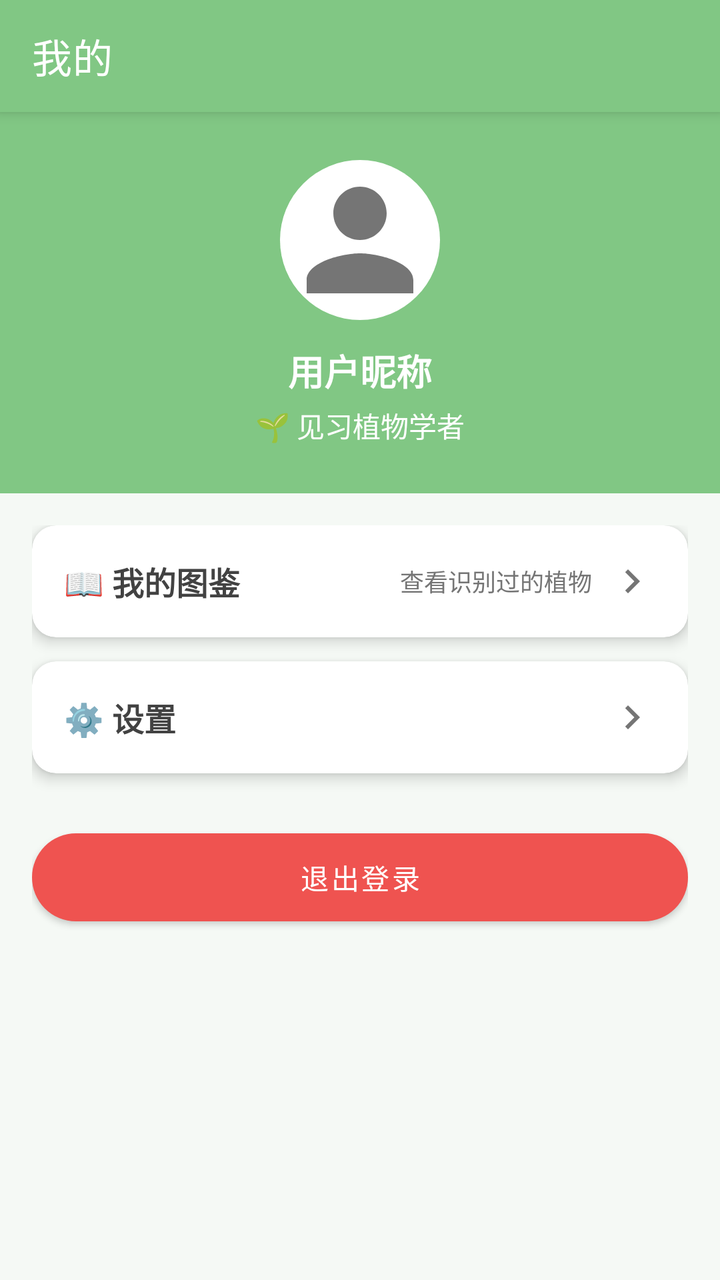
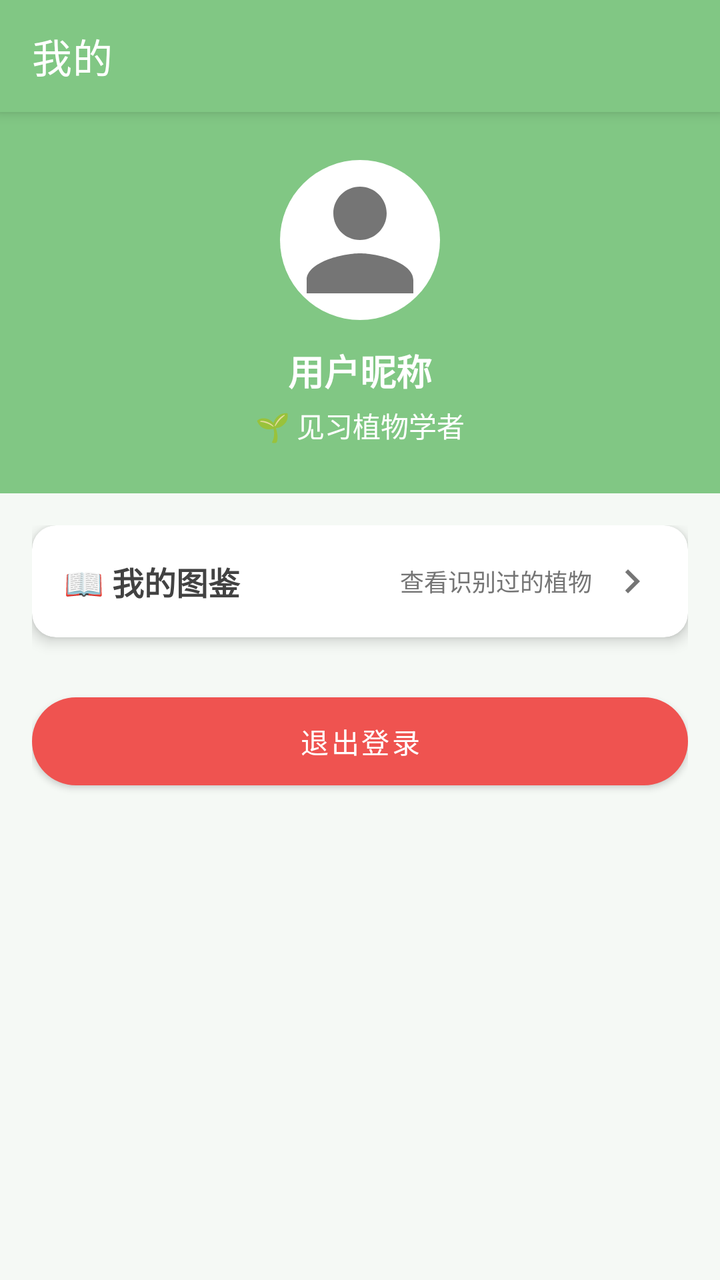

An Android layout rendered at two revisions. The XML below is the earlier revision; the diff shows what the commit changed to produce the second picture.
<!-- AndroidManifest.xml: application theme Theme.PlantRecognition -->
<!-- res/layout/fragment_profile.xml -->
<?xml version="1.0" encoding="utf-8"?>
<androidx.coordinatorlayout.widget.CoordinatorLayout
    xmlns:android="http://schemas.android.com/apk/res/android"
    xmlns:app="http://schemas.android.com/apk/res-auto"
    android:layout_width="match_parent"
    android:layout_height="match_parent"
    android:background="@color/background">

    <com.google.android.material.appbar.AppBarLayout
        android:layout_width="match_parent"
        android:layout_height="wrap_content"
        android:background="@color/primary">

        <androidx.appcompat.widget.Toolbar
            android:id="@+id/toolbar"
            android:layout_width="match_parent"
            android:layout_height="?attr/actionBarSize"
            app:title="@string/profile_title"
            app:titleTextColor="@color/white" />

    </com.google.android.material.appbar.AppBarLayout>

    <androidx.core.widget.NestedScrollView
        android:layout_width="match_parent"
        android:layout_height="match_parent"
        app:layout_behavior="@string/appbar_scrolling_view_behavior">

        <LinearLayout
            android:layout_width="match_parent"
            android:layout_height="wrap_content"
            android:orientation="vertical">

            <LinearLayout
                android:layout_width="match_parent"
                android:layout_height="wrap_content"
                android:orientation="vertical"
                android:background="@color/primary"
                android:padding="24dp"
                android:gravity="center">

                <ImageView
                    android:id="@+id/ivAvatar"
                    android:layout_width="80dp"
                    android:layout_height="80dp"
                    android:src="@drawable/ic_avatar_default"
                    android:background="@drawable/bg_avatar_circle" />

                <TextView
                    android:id="@+id/tvNickname"
                    android:layout_width="wrap_content"
                    android:layout_height="wrap_content"
                    android:layout_marginTop="12dp"
                    android:text="用户昵称"
                    android:textSize="18sp"
                    android:textStyle="bold"
                    android:textColor="@color/white" />

                <TextView
                    android:id="@+id/tvBadge"
                    android:layout_width="wrap_content"
                    android:layout_height="wrap_content"
                    android:layout_marginTop="4dp"
                    android:text="@string/badge_beginner"
                    android:textSize="14sp"
                    android:textColor="@color/white" />



            </LinearLayout>

            <LinearLayout
                android:layout_width="match_parent"
                android:layout_height="wrap_content"
                android:orientation="vertical"
                android:padding="16dp">

                <androidx.cardview.widget.CardView
                    android:id="@+id/cardCollection"
                    android:layout_width="match_parent"
                    android:layout_height="wrap_content"
                    app:cardCornerRadius="12dp"
                    app:cardElevation="4dp"
                    android:clickable="true"
                    android:focusable="true"
                    android:foreground="?attr/selectableItemBackground">

                    <LinearLayout
                        android:layout_width="match_parent"
                        android:layout_height="wrap_content"
                        android:orientation="horizontal"
                        android:padding="16dp"
                        android:gravity="center_vertical">

                        <TextView
                            android:layout_width="0dp"
                            android:layout_height="wrap_content"
                            android:layout_weight="1"
                            android:text="📖 我的图鉴"
                            android:textSize="16sp"
                            android:textStyle="bold"
                            android:textColor="@color/text_primary" />

                        <TextView
                            android:layout_width="wrap_content"
                            android:layout_height="wrap_content"
                            android:text="查看识别过的植物"
                            android:textSize="12sp"
                            android:textColor="@color/text_secondary"
                            android:layout_marginEnd="8dp" />

                        <ImageView
                            android:layout_width="24dp"
                            android:layout_height="24dp"
                            android:src="@drawable/ic_arrow_right" />

                    </LinearLayout>

                </androidx.cardview.widget.CardView>

                <androidx.cardview.widget.CardView
                    android:id="@+id/cardSettings"
                    android:layout_width="match_parent"
                    android:layout_height="wrap_content"
                    android:layout_marginTop="12dp"
                    app:cardCornerRadius="12dp"
                    app:cardElevation="4dp"
                    android:clickable="true"
                    android:focusable="true"
                    android:foreground="?attr/selectableItemBackground">

                    <LinearLayout
                        android:layout_width="match_parent"
                        android:layout_height="wrap_content"
                        android:orientation="horizontal"
                        android:padding="16dp"
                        android:gravity="center_vertical">

                        <TextView
                            android:layout_width="0dp"
                            android:layout_height="wrap_content"
                            android:layout_weight="1"
                            android:text="⚙️ 设置"
                            android:textSize="16sp"
                            android:textStyle="bold"
                            android:textColor="@color/text_primary" />

                        <ImageView
                            android:layout_width="24dp"
                            android:layout_height="24dp"
                            android:src="@drawable/ic_arrow_right" />

                    </LinearLayout>

                </androidx.cardview.widget.CardView>

                <com.google.android.material.button.MaterialButton
                    android:id="@+id/btnLogout"
                    android:layout_width="match_parent"
                    android:layout_height="56dp"
                    android:layout_marginTop="24dp"
                    android:text="@string/logout"
                    style="@style/DangerButton" />

            </LinearLayout>

        </LinearLayout>

    </androidx.core.widget.NestedScrollView>

</androidx.coordinatorlayout.widget.CoordinatorLayout>
<!-- resources referenced by this layout -->
<resources>
  <color name="background">#F5F9F5</color>
  <color name="primary">#81C784</color>
  <color name="text_primary">#424242</color>
  <color name="text_secondary">#757575</color>
  <color name="white">#FFFFFF</color>
  <!-- drawable bg_avatar_circle (drawable) -->
  <?xml version="1.0" encoding="utf-8"?>
  <shape xmlns:android="http://schemas.android.com/apk/res/android"
      android:shape="oval">
      <solid android:color="@color/white" />
      <size android:width="80dp" android:height="80dp" />
  </shape>
  <!-- drawable ic_arrow_right (drawable) -->
  <?xml version="1.0" encoding="utf-8"?>
  <vector xmlns:android="http://schemas.android.com/apk/res/android"
      android:width="24dp"
      android:height="24dp"
      android:viewportWidth="24"
      android:viewportHeight="24"
      android:tint="@color/text_secondary">
      <path
          android:fillColor="@android:color/white"
          android:pathData="M10,6L8.59,7.41 13.17,12l-4.58,4.59L10,18l6,-6z"/>
  </vector>
  <!-- drawable ic_avatar_default (drawable) -->
  <?xml version="1.0" encoding="utf-8"?>
  <vector xmlns:android="http://schemas.android.com/apk/res/android"
      android:width="80dp"
      android:height="80dp"
      android:viewportWidth="24"
      android:viewportHeight="24"
      android:tint="@color/text_secondary">
      <path
          android:fillColor="@android:color/white"
          android:pathData="M12,12c2.21,0 4,-1.79 4,-4s-1.79,-4 -4,-4 -4,1.79 -4,4 1.79,4 4,4zM12,14c-2.67,0 -8,1.34 -8,4v2h16v-2c0,-2.66 -5.33,-4 -8,-4z"/>
  </vector>
  <string name="badge_beginner">🌱 见习植物学者</string>
  <string name="logout">退出登录</string>
  <string name="profile_title">我的</string>
  <style name="DangerButton" parent="Widget.MaterialComponents.Button">
          <item name="backgroundTint">@color/danger_red</item>
          <item name="android:textColor">@color/white</item>
          <item name="cornerRadius">24dp</item>
      </style>
  <style name="Theme.PlantRecognition" parent="Theme.MaterialComponents.Light.NoActionBar">
          <item name="colorPrimary">@color/primary</item>
          <item name="colorPrimaryDark">@color/primary_dark</item>
          <item name="colorAccent">@color/accent</item>
          <item name="android:windowBackground">@color/background</item>
          <item name="android:statusBarColor">@color/primary_dark</item>
          <item name="android:navigationBarColor">@color/white</item>
      </style>
  <color name="danger_red">#EF5350</color>
  <color name="primary_dark">#66BB6A</color>
  <color name="accent">#81C784</color>
</resources>

<!-- the commit's change to res/layout/fragment_profile.xml (unified diff, before → after) -->
@@ -117,42 +117,6 @@
 
                 </androidx.cardview.widget.CardView>
 
-                <androidx.cardview.widget.CardView
-                    android:id="@+id/cardSettings"
-                    android:layout_width="match_parent"
-                    android:layout_height="wrap_content"
-                    android:layout_marginTop="12dp"
-                    app:cardCornerRadius="12dp"
-                    app:cardElevation="4dp"
-                    android:clickable="true"
-                    android:focusable="true"
-                    android:foreground="?attr/selectableItemBackground">
-
-                    <LinearLayout
-                        android:layout_width="match_parent"
-                        android:layout_height="wrap_content"
-                        android:orientation="horizontal"
-                        android:padding="16dp"
-                        android:gravity="center_vertical">
-
-                        <TextView
-                            android:layout_width="0dp"
-                            android:layout_height="wrap_content"
-                            android:layout_weight="1"
-                            android:text="⚙️ 设置"
-                            android:textSize="16sp"
-                            android:textStyle="bold"
-                            android:textColor="@color/text_primary" />
-
-                        <ImageView
-                            android:layout_width="24dp"
-                            android:layout_height="24dp"
-                            android:src="@drawable/ic_arrow_right" />
-
-                    </LinearLayout>
-
-                </androidx.cardview.widget.CardView>
-
                 <com.google.android.material.button.MaterialButton
                     android:id="@+id/btnLogout"
                     android:layout_width="match_parent"
